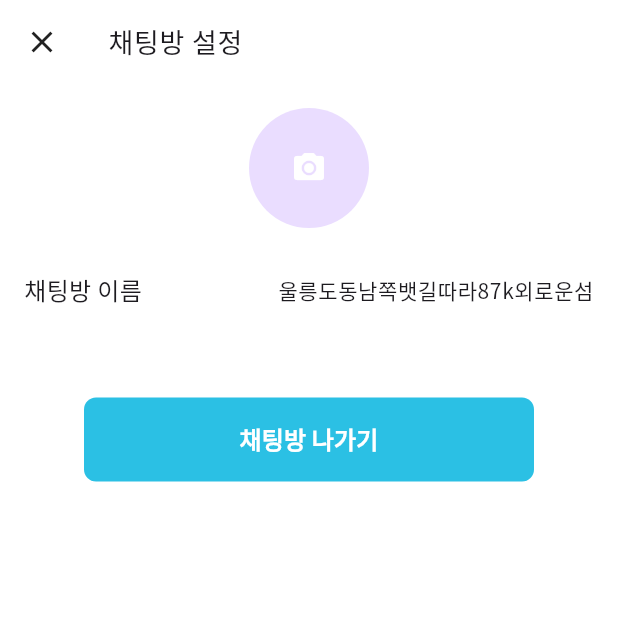
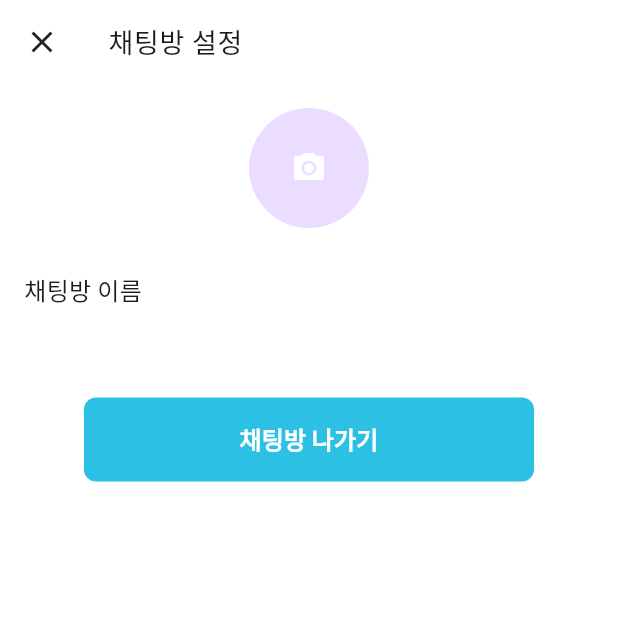
Before and after one commit to beforeitcools/flutter-locatrip, a Flutter app: the ChatRoomPage screen opened directly with empty values, after a tap on the "settings" icon, on a phone screen of 412 x 824 dp, the top half of it. Run offline on Flutter 3.47's test engine with Material 3 defaults, Android fonts, the phone set to English and light mode, and no system bars.

Commit message:
feat: chat room setting front

```diff
--- a/lib/chatting/page/chat_room_page.dart
+++ b/lib/chatting/page/chat_room_page.dart
@@ -24,7 +24,7 @@ class _ChatRoomPageState extends State<ChatRoomPage> {
         title: Text(widget.chatModel.name),
         actions: [
           IconButton(onPressed: (){}, icon: Icon(Icons.search), color: grayColor),
-          IconButton(onPressed: (){Navigator.push(context, MaterialPageRoute(builder: (context)=>ChatRoomSetting()));}, icon: Icon(Icons.settings_outlined), color: grayColor)
+          IconButton(onPressed: (){Navigator.push(context, MaterialPageRoute(builder: (context)=>ChatRoomSetting(chatRoom: widget.chatModel.name)));}, icon: Icon(Icons.settings_outlined), color: grayColor)
         ],),
         body: Container(
           height: MediaQuery.of(context).size.height,
--- a/lib/chatting/page/chat_room_setting.dart
+++ b/lib/chatting/page/chat_room_setting.dart
@@ -1,10 +1,9 @@
-import 'dart:ffi';
-
 import 'package:flutter/material.dart';
 import 'package:flutter_locatrip/common/widget/color.dart';
 
 class ChatRoomSetting extends StatelessWidget {
-  const ChatRoomSetting({super.key});
+  final String chatRoom;
+  const ChatRoomSetting({super.key, required this.chatRoom});
 
   @override
   Widget build(BuildContext context) {
@@ -36,7 +35,7 @@ class ChatRoomSetting extends StatelessWidget {
                   children: [
                     Text("채팅방 이름", style: Theme.of(context).textTheme.bodyMedium),
                     Expanded(child: Container(
-                      child: Text("울릉도동남쪽뱃길따라87k외로운섬", style: Theme.of(context).textTheme.bodySmall, textAlign: TextAlign.right) //TODO 20자 넘어가지 못하게 할 것임
+                      child: Text(chatRoom, style: Theme.of(context).textTheme.bodySmall, textAlign: TextAlign.right) //TODO 20자 넘어가지 못하게 할 것임
                     ))
                   ])),
               SizedBox(
--- a/pubspec.yaml
+++ b/pubspec.yaml
@@ -11,6 +11,8 @@ dependencies:
   flutter:
     sdk: flutter
   cupertino_icons: ^1.0.8
+  web_socket_channel: ^3.0.1
+
 
 dev_dependencies:
   flutter_test:
```
